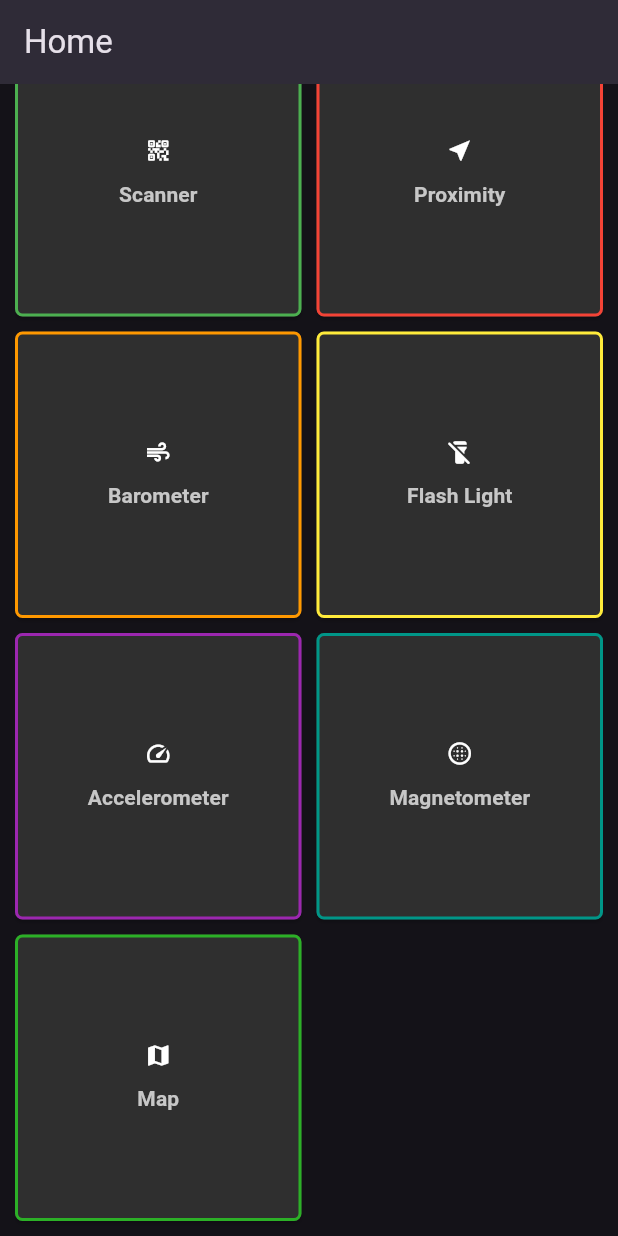
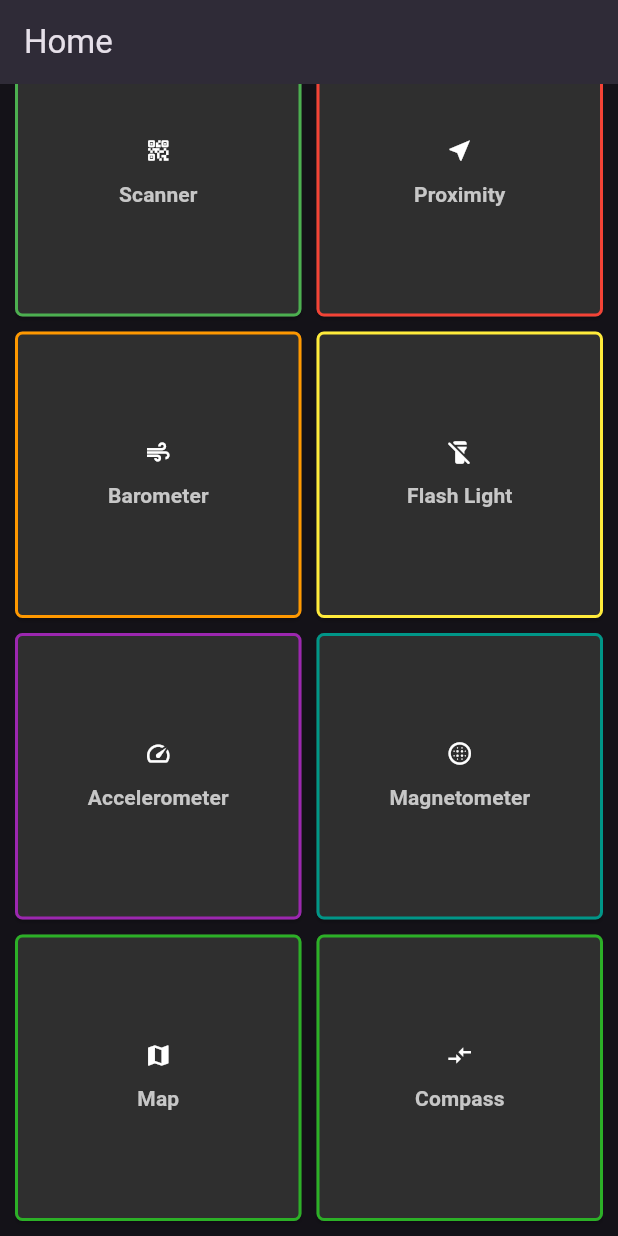
Before and after one commit to Kruino/app3project, a Flutter app: the screen it shows after launch, scrolled down 237 dp, on a phone screen of 412 x 824 dp. Run offline on Flutter 3.47's test engine with Material 3 defaults, Android fonts, the phone set to English and light mode, and no system bars; our stand-ins replace camera, flutter_map, latlong2, location, sensors_plus; missing offline and left inert: ambient_light, mobile_scanner, torch_light.

Commit message:
Added compass page. Using Sensor_plus package.

```diff
--- a/lib/main.dart
+++ b/lib/main.dart
@@ -1,5 +1,6 @@
 import 'package:app3project/Accelerometer.dart';
 import 'package:app3project/Barometer.dart';
+import 'package:app3project/Compass.dart';
 import 'package:app3project/Magnetometer.dart';
 import 'package:app3project/Map.dart';
 import 'package:app3project/Proximity.dart';
@@ -15,11 +16,9 @@ late List<CameraDescription> _cameras;
 
 Future<void> main() async {
   WidgetsFlutterBinding.ensureInitialized();
-  try{
+  try {
     _cameras = await availableCameras();
-  }catch(e){
-
-  }
+  } catch (e) {}
 
   runApp(const MyApp());
 }
@@ -468,6 +467,42 @@ class _FirstPageState extends State<FirstPage> {
                   Flexible(
                     child: AspectRatio(
                       aspectRatio: 1,
+                      child: ElevatedButton(
+                        style: ElevatedButton.styleFrom(
+                          backgroundColor:
+                              const Color.fromARGB(255, 47, 47, 47),
+                          shape: RoundedRectangleBorder(
+                            borderRadius: BorderRadius.circular(5),
+                          ),
+                          side: const BorderSide(
+                            color: Color.fromARGB(255, 44, 176, 39),
+                            width: 2,
+                          ),
+                        ),
+                        onPressed: () {
+                          Navigator.push(
+                            context,
+                            MaterialPageRoute(
+                                builder: (context) => CompassScreen()),
+                          );
+                        },
+                        child: const Column(
+                          mainAxisAlignment: MainAxisAlignment.center,
+                          children: [
+                            Icon(Icons.compare_arrows_sharp,
+                                color: Colors.white), // Accelerometer icon
+                            SizedBox(
+                                height: 10), // Spacing between icon and text
+                            Text(
+                              'Compass',
+                              style: TextStyle(
+                                color: Color.fromARGB(255, 199, 199, 199),
+                                fontWeight: FontWeight.bold,
+                              ),
+                            ),
+                          ],
+                        ),
+                      ),
                     ),
                   ),
                 ],
--- a/pubspec.yaml
+++ b/pubspec.yaml
@@ -42,7 +42,6 @@ dependencies:
   flutter_map: ^4.0.0  # Use the latest version
   latlong2: ^0.8.1      # Required for latlong support
   location: ^7.0.0
-
   # The following adds the Cupertino Icons font to your application.
   # Use with the CupertinoIcons class for iOS style icons.
   cupertino_icons: ^1.0.8
```
Also changed, not shown: lib/Compass.dart (added, +97 -0 lines).
